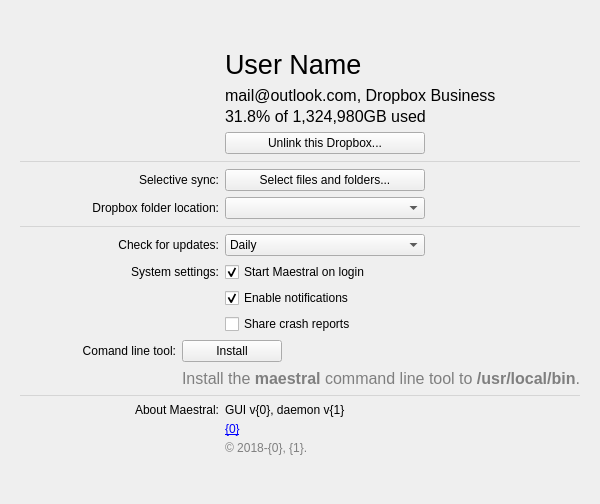
Above: maestral_qt/resources/settings_window.ui from samschott/maestral-qt before the change. Below: the same form after it.
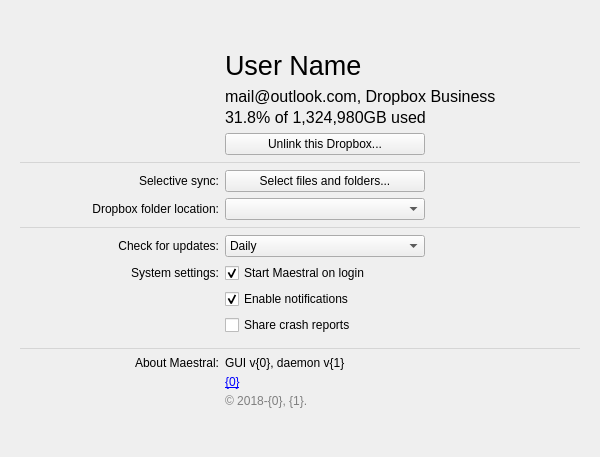
That is the form after the change. Custom widgets are drawn as their Qt base class.

Commit message: [settings] removed CLI tool button

```diff
--- a/maestral_qt/resources/settings_window.ui
+++ b/maestral_qt/resources/settings_window.ui
@@ -7,7 +7,7 @@
     <x>0</x>
     <y>0</y>
     <width>600</width>
-    <height>504</height>
+    <height>457</height>
    </rect>
   </property>
   <property name="sizePolicy">
@@ -330,51 +330,6 @@
         <property name="bottomMargin">
          <number>0</number>
         </property>
-        <item>
-         <layout class="QGridLayout" name="gridLayoutCLI" columnstretch="4,4,3">
-          <property name="verticalSpacing">
-           <number>7</number>
-          </property>
-          <item row="1" column="1" colspan="2">
-           <widget class="QLabel" name="labelCommandLineToolInfo">
-            <property name="font">
-             <font>
-              <pointsize>12</pointsize>
-             </font>
-            </property>
-            <property name="styleSheet">
-             <string notr="true">color: rgb(127, 127, 127)</string>
-            </property>
-            <property name="text">
-             <string>&lt;html&gt;&lt;head/&gt;&lt;body&gt;&lt;p&gt;Install the &lt;span style=&quot; font-weight:600;&quot;&gt;maestral&lt;/span&gt; command line tool to &lt;span style=&quot; font-weight:600;&quot;&gt;/usr/local/bin&lt;/span&gt;.&lt;/p&gt;&lt;/body&gt;&lt;/html&gt;</string>
-            </property>
-           </widget>
-          </item>
-          <item row="0" column="1" alignment="Qt::AlignLeft">
-           <widget class="QPushButton" name="pushButtonCommandLineTool">
-            <property name="minimumSize">
-             <size>
-              <width>100</width>
-              <height>0</height>
-             </size>
-            </property>
-            <property name="text">
-             <string>Install</string>
-            </property>
-           </widget>
-          </item>
-          <item row="0" column="0">
-           <widget class="QLabel" name="labelCommandLineTool">
-            <property name="text">
-             <string>Comand line tool:</string>
-            </property>
-            <property name="alignment">
-             <set>Qt::AlignRight|Qt::AlignTrailing|Qt::AlignVCenter</set>
-            </property>
-           </widget>
-          </item>
-         </layout>
-        </item>
        </layout>
       </widget>
      </item>
```
Left out of the diff: 1 changed line with no effect on the pictures. The commit also changes 1 other file.
